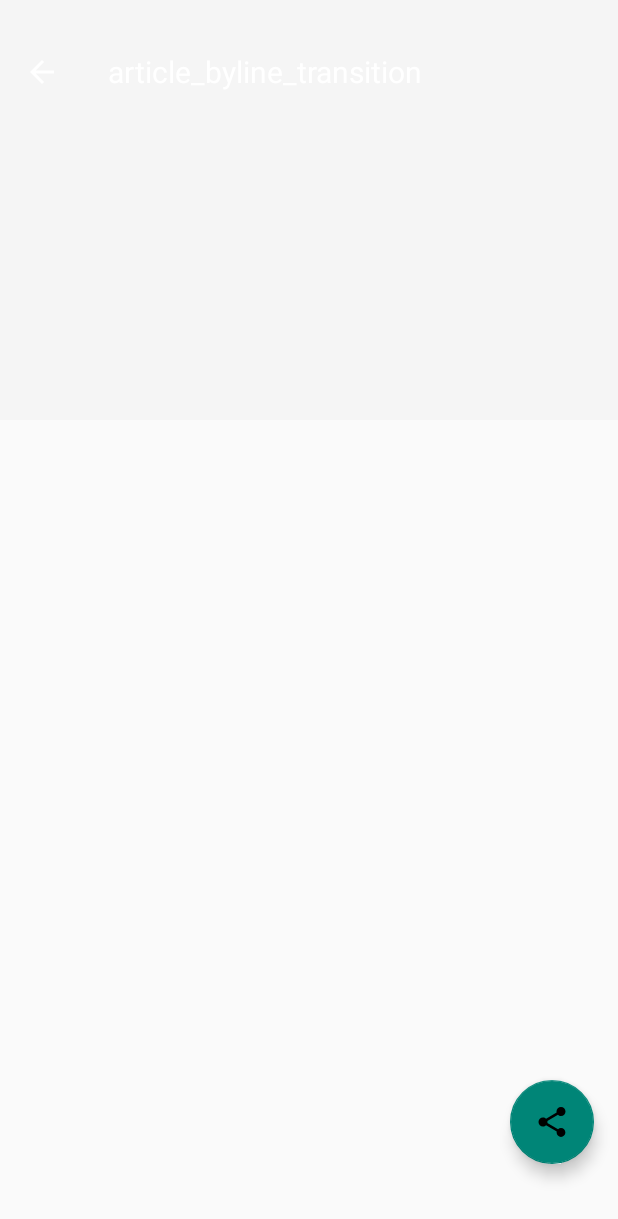
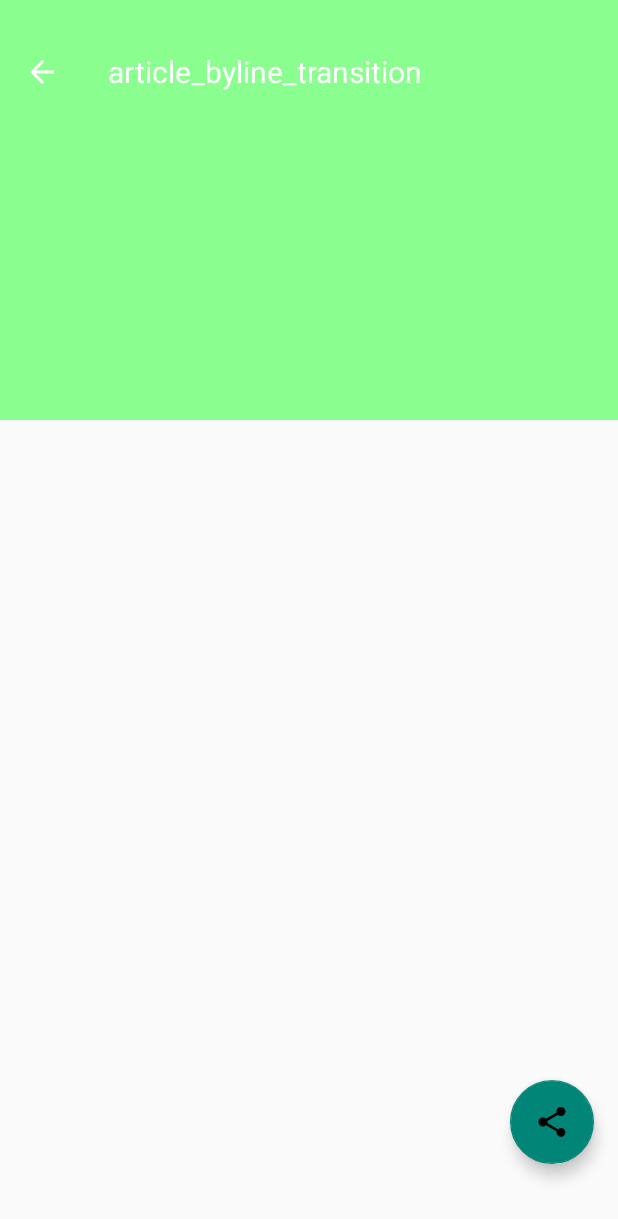
Before and after one commit to communikein/waste-tracking, an Android app: the ArticleDetailActivity screen opened directly, with no data from a screen before it, on a phone screen of 412 x 824 dp. Shown: the top 1219 px of the screen. Run offline under Robolectric (Android 15) with nearby library versions, the phone set to English and light mode, and no system bars; our stand-ins replace Dagger/Hilt's generated code, Picasso, data binding; libraries missing offline, so code that uses them is left out: android.support.v7; pictures from the network do not load.

Commit message:
* Fixed some small design bugs

```diff
--- a/XYZReader/src/main/java/com/example/xyzreader/ui/ArticleDetailActivity.java
+++ b/XYZReader/src/main/java/com/example/xyzreader/ui/ArticleDetailActivity.java
@@ -117,25 +117,16 @@ public class ArticleDetailActivity extends AppCompatActivity
                 mBinding.pager.setCurrentItem(mViewModel.getSelectedArticlePosition());
             }
         });
-
-        setEnterSharedElementCallback(new SharedElementCallback() {
-            @Override
-            public void onMapSharedElements(List<String> names, Map<String, View> sharedElements) {
-                mPagerAdapter.instantiateItem(mBinding.pager, mViewModel.getSelectedArticlePosition());
-
-                // Map the shared elements name to the respective views.
-                View view = mBinding.getRoot();
-                sharedElements.put(names.get(0), view.findViewById(R.id.article_image_thumbnail));
-                sharedElements.put(names.get(1), view.findViewById(R.id.image_shade));
-                sharedElements.put(names.get(2), view.findViewById(R.id.article_title));
-                sharedElements.put(names.get(3), view.findViewById(R.id.article_byline));
-            }
-        });
     }
 
     private void initUi() {
         initColors();
+        initFab();
+        initPager();
+        initToolbar();
+    }
 
+    private void initFab() {
         ViewCompat.setElevation(mBinding.shareFab, getResources().getDimension(R.dimen.fab_elevation));
         mBinding.shareFab.setOnClickListener(view ->
                 startActivity(Intent.createChooser(ShareCompat.IntentBuilder.from(ArticleDetailActivity.this)
@@ -143,9 +134,6 @@ public class ArticleDetailActivity extends AppCompatActivity
                         .setText("Some sample text")
                         .getIntent(), getString(R.string.action_share)))
         );
-
-        initPager();
-        initToolbar();
     }
 
     private void initColors() {
@@ -162,9 +150,26 @@ public class ArticleDetailActivity extends AppCompatActivity
     }
 
     private void initTransitions() {
-        ViewCompat.setTransitionName(mBinding.articleImageThumbnail, getString(R.string.transition_article_image));
-        ViewCompat.setTransitionName(mBinding.articleTitle, getString(R.string.transition_article_title));
-        ViewCompat.setTransitionName(mBinding.articleByline, getString(R.string.transition_article_byline));
+        ViewCompat.setTransitionName(mBinding.articleImageThumbnail,
+                getString(R.string.transition_article_image));
+        ViewCompat.setTransitionName(mBinding.articleTitle,
+                getString(R.string.transition_article_title));
+        ViewCompat.setTransitionName(mBinding.articleByline,
+                getString(R.string.transition_article_byline));
+
+        setEnterSharedElementCallback(new SharedElementCallback() {
+            @Override
+            public void onMapSharedElements(List<String> names, Map<String, View> sharedElements) {
+                mPagerAdapter.instantiateItem(mBinding.pager, mViewModel.getSelectedArticlePosition());
+
+                // Map the shared elements name to the respective views.
+                View view = mBinding.getRoot();
+                sharedElements.put(names.get(0), view.findViewById(R.id.article_image_thumbnail));
+                sharedElements.put(names.get(1), view.findViewById(R.id.image_shade));
+                sharedElements.put(names.get(2), view.findViewById(R.id.article_title));
+                sharedElements.put(names.get(3), view.findViewById(R.id.article_byline));
+            }
+        });
     }
 
     private void initPager() {
@@ -222,16 +227,9 @@ public class ArticleDetailActivity extends AppCompatActivity
         getWindow().setFlags(WindowManager.LayoutParams.FLAG_LAYOUT_NO_LIMITS,
                 WindowManager.LayoutParams.FLAG_LAYOUT_NO_LIMITS);
 
-        if (Build.VERSION.SDK_INT >= Build.VERSION_CODES.KITKAT && Build.VERSION.SDK_INT < Build.VERSION_CODES.LOLLIPOP) {
-            setWindowFlag(this, WindowManager.LayoutParams.FLAG_TRANSLUCENT_STATUS, true);
-            getWindow().setFlags(WindowManager.LayoutParams.FLAG_LAYOUT_NO_LIMITS,
-                    WindowManager.LayoutParams.FLAG_LAYOUT_NO_LIMITS);
-        }
         if (Build.VERSION.SDK_INT >= Build.VERSION_CODES.LOLLIPOP) {
             getWindow().getDecorView().setSystemUiVisibility(
                     View.SYSTEM_UI_FLAG_LAYOUT_FULLSCREEN | View.SYSTEM_UI_FLAG_LAYOUT_STABLE);
-            setWindowFlag(this, WindowManager.LayoutParams.FLAG_TRANSLUCENT_STATUS, false);
-            getWindow().setStatusBarColor(Color.TRANSPARENT);
         }
 
         setSupportActionBar(mBinding.toolbar);
@@ -241,17 +239,6 @@ public class ArticleDetailActivity extends AppCompatActivity
         }
 
         mBinding.appbar.addOnOffsetChangedListener(this);
-    }
-
-    public static void setWindowFlag(Activity activity, final int bits, boolean on) {
-        Window win = activity.getWindow();
-        WindowManager.LayoutParams winParams = win.getAttributes();
-        if (on) {
-            winParams.flags |= bits;
-        } else {
-            winParams.flags &= ~bits;
-        }
-        win.setAttributes(winParams);
     }
 
     private void updateUI(Article article) {
@@ -308,6 +295,7 @@ public class ArticleDetailActivity extends AppCompatActivity
                             fabIconColor = dominantSwatch.getTitleTextColor();
                         }
 
+                        mBinding.articleTitleCollapsed.setTextColor(textColor);
                         mBinding.articleTitle.setTextColor(textColor);
                         mBinding.articleByline.setTextColor(textColor);
 
--- a/XYZReader/src/main/res/layout/activity_article_detail.xml
+++ b/XYZReader/src/main/res/layout/activity_article_detail.xml
@@ -113,7 +113,8 @@
             android:id="@+id/pager"
             android:layout_width="match_parent"
             android:layout_height="match_parent"
-            app:layout_behavior="@string/appbar_scrolling_view_behavior"/>
+            android:layout_marginBottom="48dp"
+            app:layout_behavior="@string/appbar_scrolling_view_behavior" />
 
         <android.support.design.widget.FloatingActionButton
             android:id="@+id/share_fab"
--- a/XYZReader/src/main/res/values-v21/styles.xml
+++ b/XYZReader/src/main/res/values-v21/styles.xml
@@ -4,9 +4,15 @@
     <style name="Theme.Bacon" parent="@style/Theme.AppCompat.Light.NoActionBar">
         <item name="coordinatorLayoutStyle">@style/Widget.Design.CoordinatorLayout</item>
 
+        <item name="colorPrimary">@color/theme_primary</item>
         <item name="android:colorPrimary">@color/theme_primary</item>
+
+        <item name="colorPrimaryDark">@color/theme_primary_dark</item>
+        <item name="android:colorPrimaryDark">@color/theme_primary_dark</item>
+
         <item name="android:colorAccent">@color/theme_accent</item>
 
+        <item name="android:navigationBarColor">@color/theme_primary_dark</item>
         <item name="android:statusBarColor">@color/theme_primary_dark</item>
 
         <item name="android:windowContentTransitions">true</item>
@@ -17,8 +23,11 @@
 
         <item name="android:windowNoTitle">true</item>
 
-        <item name="android:windowTranslucentStatus">true</item>
+        <item name="android:windowTranslucentStatus">false</item>
         <item name="android:statusBarColor">@android:color/transparent</item>
+
+        <item name="android:windowDrawsSystemBarBackgrounds">true</item>
+        <item name="android:navigationBarColor">@color/theme_primary_dark</item>
     </style>
 
 </resources>
```
